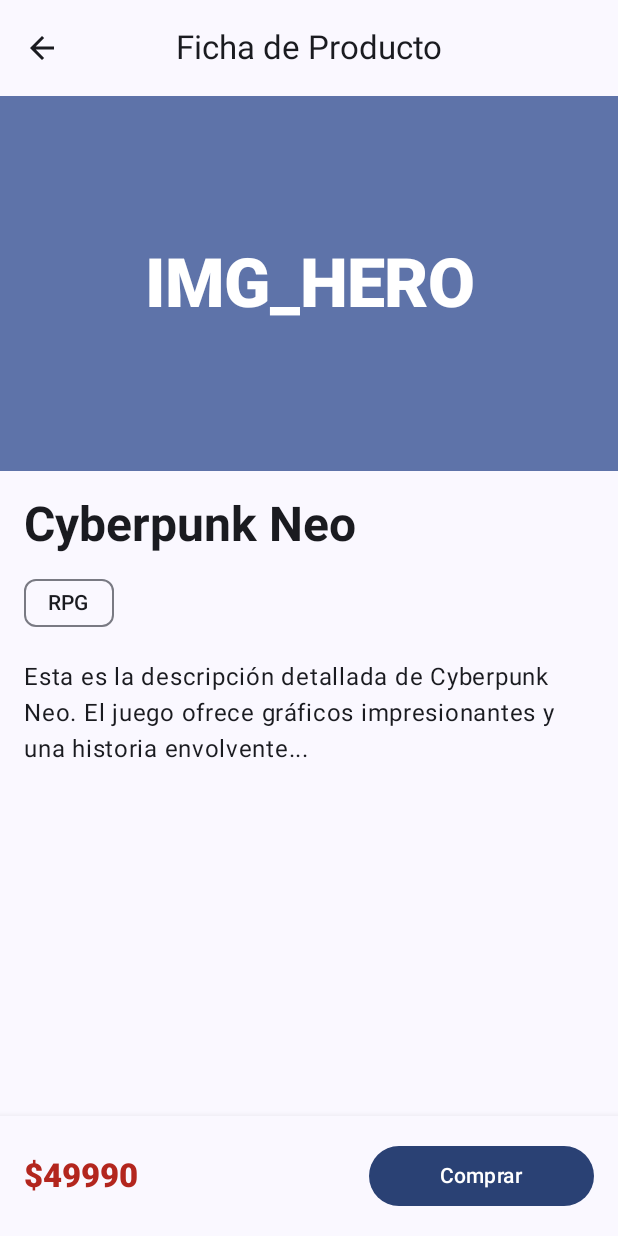
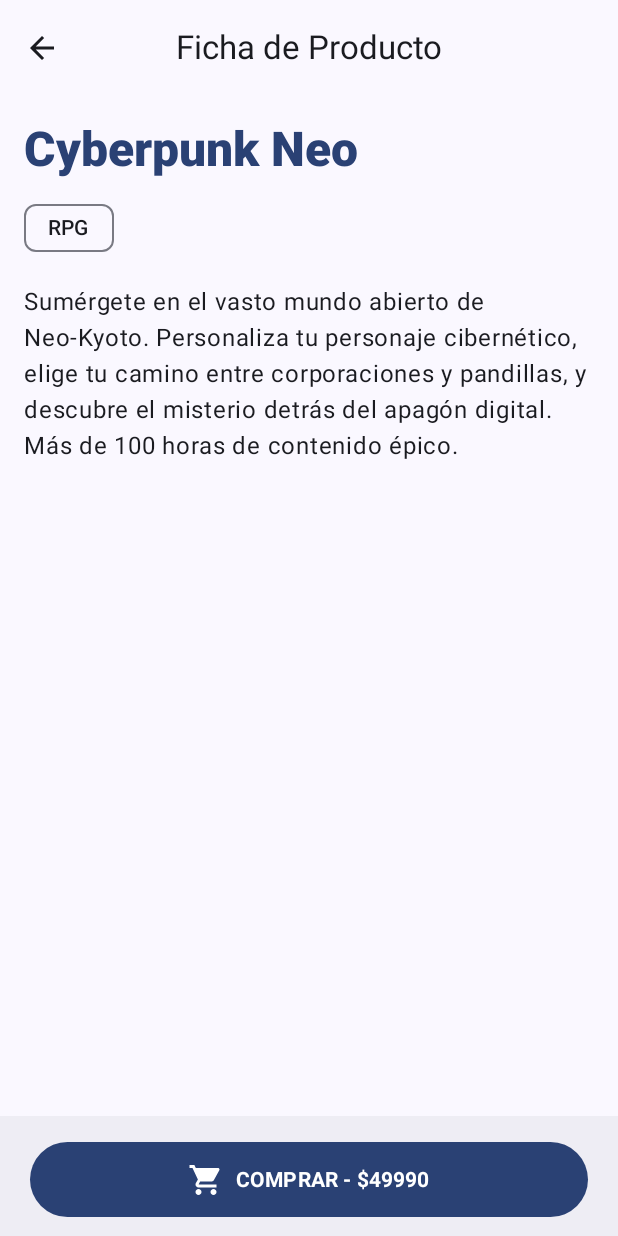
Before and after one commit to hectorpena95/LevelUpGamer, an Android app built with Jetpack Compose: the screen it shows after launch (MainActivity), after a tap on "IMG", on a phone screen of 412 x 824 dp. Run offline under Robolectric (Android 15) with nearby library versions, the phone set to English and light mode, and no system bars.

Commit message:
Pequeños cambios

```diff
--- a/app/src/main/java/com/example/levelupgamer/AppNavigation.kt
+++ b/app/src/main/java/com/example/levelupgamer/AppNavigation.kt
@@ -1,12 +1,18 @@
+// ui/AppNavigation.kt
+
 package com.example.levelupgamer.ui
 
 import androidx.compose.runtime.Composable
-import androidx.navigation.NavType
-import androidx.navigation.compose.NavHost
-import androidx.navigation.compose.composable
-import androidx.navigation.compose.rememberNavController
-import androidx.navigation.navArgument
-import com.example.levelupgamer.logic.GameStoreViewModel
+import androidx.navigation.NavHostController // ⚠️ Importación CLAVE: Necesaria para tipar el controlador
+import androidx.navigation.NavType // ⚠️ Importación CLAVE: Necesaria para NavType
+import androidx.navigation.compose.NavHost // ⚠️ Importación CLAVE: Necesaria para NavHost
+import androidx.navigation.compose.composable // ⚠️ Importación CLAVE: Necesaria para composable
+import androidx.navigation.compose.rememberNavController // ⚠️ Importación CLAVE: Necesaria para rememberNavController
+import androidx.navigation.navArgument // ⚠️ Importación CLAVE: Necesaria para navArgument
+import androidx.lifecycle.viewmodel.compose.viewModel // ⚠️ Importación CLAVE: Necesaria para usar viewModel en MainActivity
+
+import com.example.levelupgamer.logic.GameStoreViewModel // Importación de tu ViewModel
+import com.example.levelupgamer.ui.screens.BibliotecaScreen // ⚠️ Importación CLAVE: Necesaria para la nueva ruta
 import com.example.levelupgamer.ui.screens.HomeScreen
 import com.example.levelupgamer.ui.screens.ProductoScreen
 
@@ -14,13 +20,13 @@ import com.example.levelupgamer.ui.screens.ProductoScreen
 object Routes {
     const val HOME = "home"
     const val PRODUCTO = "producto/{juegoId}"
-    const val BIBLIOTECA = "biblioteca"
-    // NOTA: Se ha eliminado la constante AJUSTES
+    const val BIBLIOTECA = "biblioteca" // Ruta de la biblioteca
 }
 
 @Composable
 fun AppNavigation(viewModel: GameStoreViewModel) {
-    val navController = rememberNavController()
+    // Definimos el NavController
+    val navController: NavHostController = rememberNavController()
 
     NavHost(
         navController = navController,
@@ -41,5 +47,10 @@ fun AppNavigation(viewModel: GameStoreViewModel) {
                 ProductoScreen(navController, viewModel, juegoId)
             }
         }
+
+        // ⚠️ RUTA 3: BIBLIOTECA (Nueva ruta del Problema 1)
+        composable(Routes.BIBLIOTECA) {
+            BibliotecaScreen(navController, viewModel)
+        }
     }
 }
--- a/app/src/main/java/com/example/levelupgamer/data/Juego.kt
+++ b/app/src/main/java/com/example/levelupgamer/data/Juego.kt
@@ -7,8 +7,10 @@ data class Juego(
     val idJuego: String,
     val titulo: String,
     val descripcionCorta: String,
+    // ⚠️ CAMBIO 1: SE AGREGA descripcionLarga
+    val descripcionLarga: String,
     val categoria: String,
-    val precio: Int, // Cambiamos a Int para manejar precios enteros grandes
+    val precio: Int,
     val imagenUrl: String
 )
 
@@ -18,32 +20,40 @@ val listaDeJuegos = listOf(
         idJuego = "001",
         titulo = "Cyberpunk Neo",
         descripcionCorta = "Un RPG futurista de mundo abierto con neones y tecnología.",
+        // ⚠️ CAMBIO 2: VALOR ASIGNADO
+        descripcionLarga = "Sumérgete en el vasto mundo abierto de Neo-Kyoto. Personaliza tu personaje cibernético, elige tu camino entre corporaciones y pandillas, y descubre el misterio detrás del apagón digital. Más de 100 horas de contenido épico.",
         categoria = "RPG",
-        precio = 49990, // $49.990 CLP
+        precio = 49990,
         imagenUrl = "url_cyberpunk_neo"
     ),
     Juego(
         idJuego = "002",
         titulo = "Aetheria",
         descripcionCorta = "Aventura de fantasía épica con dragones y magia ancestral.",
+        // ⚠️ CAMBIO 2: VALOR ASIGNADO
+        descripcionLarga = "Viaja a través del continente de Eldoria, asolado por la guerra. Reúne a tu equipo, domina los cinco elementos de la magia y lucha contra el Señor Oscuro que busca sumir al mundo en la noche eterna. Gráficos de última generación y banda sonora orquestal.",
         categoria = "Fantasía",
-        precio = 34990, // $34.990 CLP
+        precio = 34990,
         imagenUrl = "url_aetheria"
     ),
     Juego(
         idJuego = "003",
         titulo = "Space Race 7",
         descripcionCorta = "Juego de carreras arcade a través de galaxias distantes.",
+        // ⚠️ CAMBIO 2: VALOR ASIGNADO
+        descripcionLarga = "Compite a velocidades supersónicas en circuitos intergalácticos llenos de peligros y atajos secretos. Desbloquea naves, mejora tus motores y conviértete en el campeón de la Copa Cósmica. Modo multijugador online incluido.",
         categoria = "Carreras",
-        precio = 19990, // $19.990 CLP
+        precio = 19990,
         imagenUrl = "url_space_race"
     ),
     Juego(
         idJuego = "004",
         titulo = "Zombies Inc.",
         descripcionCorta = "Estrategia y supervivencia contra hordas interminables de muertos.",
+        // ⚠️ CAMBIO 2: VALOR ASIGNADO
+        descripcionLarga = "Construye y gestiona tu base mientras coordinas a tus sobrevivientes contra el apocalipsis zombie. Investiga nuevas tecnologías y estrategias de defensa para sobrevivir a la noche. Cada decisión cuenta en este juego de estrategia en tiempo real.",
         categoria = "Estrategia",
-        precio = 24990, // $24.990 CLP
+        precio = 24990,
         imagenUrl = "url_zombies"
     )
 )
--- a/app/src/main/java/com/example/levelupgamer/ui/screens/ProductoScreen.kt
+++ b/app/src/main/java/com/example/levelupgamer/ui/screens/ProductoScreen.kt
@@ -2,155 +2,167 @@
 
 package com.example.levelupgamer.ui.screens
 
-import androidx.compose.foundation.Image
-import androidx.compose.foundation.background
 import androidx.compose.foundation.layout.*
 import androidx.compose.foundation.rememberScrollState
 import androidx.compose.foundation.verticalScroll
 import androidx.compose.material.icons.Icons
 import androidx.compose.material.icons.automirrored.filled.ArrowBack
+import androidx.compose.material.icons.filled.ShoppingCart
 import androidx.compose.material3.*
-import androidx.compose.runtime.Composable
+import androidx.compose.runtime.*
 import androidx.compose.ui.Alignment
 import androidx.compose.ui.Modifier
-import androidx.compose.ui.graphics.Color
 import androidx.compose.ui.text.font.FontWeight
 import androidx.compose.ui.unit.dp
 import androidx.navigation.NavController
+import com.example.levelupgamer.data.listaDeJuegos
 import com.example.levelupgamer.logic.GameStoreViewModel
-import com.example.levelupgamer.data.listaDeJuegos
-import androidx.compose.ui.draw.clip
-import androidx.compose.ui.layout.ContentScale
-import androidx.compose.ui.platform.LocalContext
-import androidx.compose.ui.platform.LocalView
-import androidx.compose.ui.semantics.contentDescription
-import androidx.compose.ui.semantics.semantics
-import com.example.levelupgamer.data.Juego
+import kotlinx.coroutines.launch
 
-// ⚠️ CORRECCIÓN CLAVE: Añadir la anotación para permitir el uso de funciones experimentales
+// ⚠️ OptIn necesario para TopAppBar y ElevatedCard
 @OptIn(ExperimentalMaterial3Api::class)
 @Composable
 fun ProductoScreen(
     navController: NavController,
     viewModel: GameStoreViewModel,
-    juegoId: String // Recibido del NavController
+    gameId: String? // El ID que viene de la navegación
 ) {
-    // 1. Obtener los datos del juego y el estado
-    val juego = listaDeJuegos.find { it.idJuego == juegoId }
-    val estaEnBiblioteca = viewModel.estaEnBiblioteca(juegoId)
+    // 1. Obtener el estado y el juego
+    val uiState by viewModel.uiState.collectAsState()
+    val juego = remember(gameId) {
+        listaDeJuegos.find { it.idJuego == gameId }
+    }
 
-    // Si el juego no se encuentra (caso de error), vuelve a Home
+    // 2. Controlar si el juego está en la biblioteca
+    val yaAdquirido = uiState.idsEnBiblioteca.contains(gameId)
+
+    // ******************************************************
+    // 3. SNACKBAR HOST STATE (Nuevo)
+    // ******************************************************
+    val snackbarHostState = remember { SnackbarHostState() }
+    val scope = rememberCoroutineScope()
+
     if (juego == null) {
-        navController.popBackStack()
+        // Manejo básico si el juego no se encuentra
+        Scaffold(
+            topBar = { ProductoTopBar(navController) }
+        ) { innerPadding ->
+            Box(
+                modifier = Modifier
+                    .fillMaxSize()
+                    .padding(innerPadding),
+                contentAlignment = Alignment.Center
+            ) {
+                Text("Error: Juego no encontrado", style = MaterialTheme.typography.headlineSmall)
+            }
+        }
         return
     }
 
-    // 2. Definir el contenido de la pantalla
     Scaffold(
         topBar = { ProductoTopBar(navController) },
+        // ******************************************************
+        // 4. MOSTRAR SNACKBAR HOST (Nuevo)
+        // ******************************************************
+        snackbarHost = { SnackbarHost(snackbarHostState) },
         bottomBar = {
-            BotonAccion(
-                juego = juego,
-                estaComprado = estaEnBiblioteca,
-                onAccionClick = {
-                    if (!estaEnBiblioteca) {
-                        // Simulación de compra y actualización de estado
-                        viewModel.agregarJuegoABiblioteca(juegoId)
+            // Barra inferior con la lógica de compra/jugar
+            BottomAppBar(
+                modifier = Modifier.fillMaxWidth()
+            ) {
+                // El botón que ejecuta la acción
+                Button(
+                    onClick = {
+                        if (!yaAdquirido) {
+                            viewModel.adquirirJuego(juego.idJuego)
+
+                            // ******************************************************
+                            // 5. MOSTRAR SNACKBAR AL COMPRAR (Nuevo)
+                            // ******************************************************
+                            scope.launch {
+                                snackbarHostState.showSnackbar(
+                                    message = "¡Juego adquirido y añadido a tu Biblioteca!",
+                                    actionLabel = "VER",
+                                    duration = SnackbarDuration.Short
+                                )
+                            }
+                        } else {
+                            // Simulación de acción "Jugar"
+                            scope.launch {
+                                snackbarHostState.showSnackbar(
+                                    message = "Iniciando ${juego.titulo}...",
+                                    duration = SnackbarDuration.Short
+                                )
+                            }
+                        }
+                    },
+                    // Deshabilitar la compra si ya lo tiene
+                    enabled = true, // Siempre activo para mostrar el estado "Jugar"
+                    modifier = Modifier
+                        .fillMaxWidth()
+                        .padding(horizontal = 16.dp, vertical = 8.dp)
+                        .height(50.dp)
+                ) {
+                    if (yaAdquirido) {
+                        Text("JUGAR AHORA", fontWeight = FontWeight.Bold)
+                    } else {
+                        Icon(Icons.Filled.ShoppingCart, contentDescription = null)
+                        Spacer(Modifier.width(8.dp))
+                        Text("COMPRAR - $${juego.precio}", fontWeight = FontWeight.Bold)
                     }
                 }
-            )
+            }
         }
     ) { innerPadding ->
-        DetalleProducto(juego, innerPadding)
-    }
-}
+        // Contenido de la Ficha de Producto
+        Column(
+            modifier = Modifier
+                .fillMaxSize()
+                .padding(innerPadding)
+                .verticalScroll(rememberScrollState())
+                .padding(16.dp)
+        ) {
+            // Título
+            Text(
+                text = juego.titulo,
+                style = MaterialTheme.typography.headlineLarge,
+                fontWeight = FontWeight.ExtraBold,
+                color = MaterialTheme.colorScheme.primary
+            )
+            Spacer(Modifier.height(8.dp))
 
-@Composable
-fun BotonAccion(
-    juego: Juego,
-    estaComprado: Boolean,
-    onAccionClick: () -> Unit
-) {
-    Surface(shadowElevation = 8.dp) {
-        Row(
-            modifier = Modifier
-                .fillMaxWidth()
-                .padding(16.dp),
-            horizontalArrangement = Arrangement.SpaceBetween,
-            verticalAlignment = Alignment.CenterVertically
-        ) {
-            // Precio o Estado
+            // Categoría
+            AssistChip( // Mejor que Chip para acciones
+                onClick = { /* Acción */ },
+                label = { Text(juego.categoria) }
+            )
+            Spacer(Modifier.height(16.dp))
+
+            // Descripción Larga
             Text(
-                text = if (estaComprado) "¡En tu Biblioteca!" else "$${juego.precio}",
-                style = MaterialTheme.typography.titleLarge,
-                fontWeight = FontWeight.ExtraBold,
-                color = if (estaComprado) MaterialTheme.colorScheme.primary else MaterialTheme.colorScheme.error // Indicador visual de compra
+                text = juego.descripcionLarga,
+                style = MaterialTheme.typography.bodyLarge
             )
+            Spacer(Modifier.height(16.dp))
 
-            // Botón de Acción
-            Button(
-                onClick = onAccionClick,
-                enabled = !estaComprado, // Deshabilita si ya está comprado
-                modifier = Modifier.width(150.dp)
-            ) {
-                Text(if (estaComprado) "Jugar" else "Comprar")
+            // Etiqueta de Adquirido (Si ya lo tiene)
+            if (yaAdquirido) {
+                ElevatedCard(
+                    modifier = Modifier.fillMaxWidth()
+                ) {
+                    Text(
+                        text = "✔️ ¡Ya eres dueño de este juego!",
+                        modifier = Modifier.padding(12.dp),
+                        fontWeight = FontWeight.SemiBold,
+                        color = MaterialTheme.colorScheme.onSurface
+                    )
+                }
             }
         }
     }
 }
 
-// ⚠️ CORRECCIÓN CLAVE: Aplicar la anotación aquí también y usar AssistChip
-@OptIn(ExperimentalMaterial3Api::class)
-@Composable
-fun DetalleProducto(juego: Juego, innerPadding: PaddingValues) {
-    Column(
-        modifier = Modifier
-            .fillMaxSize()
-            .padding(innerPadding)
-            .verticalScroll(rememberScrollState())
-    ) {
-        // IMAGEN DEL JUEGO: Elemento clave para la Animación Hero
-        Box(
-            modifier = Modifier
-                .fillMaxWidth()
-                .height(250.dp)
-                // Usamos .semantics para dar un identificador único (simulación de Hero ID)
-                .semantics { contentDescription = "imagen_heroe_${juego.idJuego}" }
-                .background(MaterialTheme.colorScheme.primaryContainer),
-            contentAlignment = Alignment.Center
-        ) {
-            Text(
-                text = "IMG_HERO",
-                style = MaterialTheme.typography.displayMedium,
-                fontWeight = FontWeight.Black,
-                color = MaterialTheme.colorScheme.onPrimaryContainer
-            )
-        }
-
-        Column(modifier = Modifier.padding(16.dp)) {
-            Text(
-                text = juego.titulo,
-                style = MaterialTheme.typography.headlineLarge,
-                fontWeight = FontWeight.Bold
-            )
-            Spacer(Modifier.height(8.dp))
-
-            // CORRECCIÓN: Reemplazar el antiguo 'Chip' por AssistChip
-            AssistChip(
-                onClick = { /* No-op */ },
-                label = { Text(juego.categoria) }
-            )
-            Spacer(Modifier.height(16.dp))
-
-            // Descripción larga (simulada)
-            Text(
-                text = "Esta es la descripción detallada de ${juego.titulo}. El juego ofrece gráficos impresionantes y una historia envolvente...",
-                style = MaterialTheme.typography.bodyLarge
-            )
-        }
-    }
-}
-
+// Top Bar
 @OptIn(ExperimentalMaterial3Api::class)
 @Composable
 private fun ProductoTopBar(navController: NavController) {
```
Also changed, not shown: app/src/main/java/com/example/levelupgamer/logic/GameStoreViewModel.kt (+27 -8 lines).
